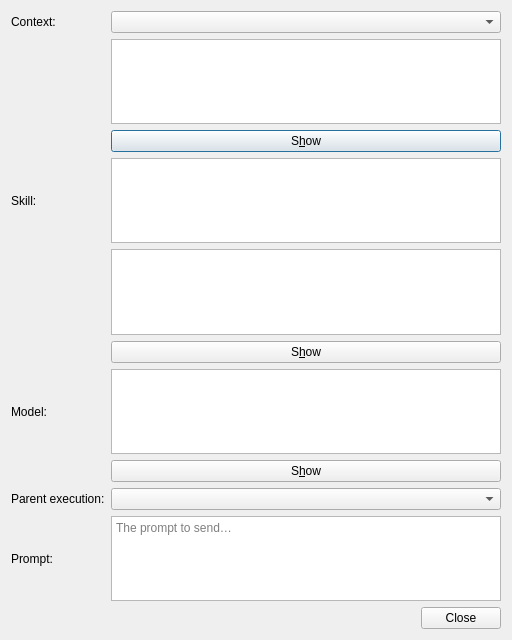
Old version of the form acta_gui/ui/executionCreateDialog.ui in the repository boucaron/ACTA_Gamma.
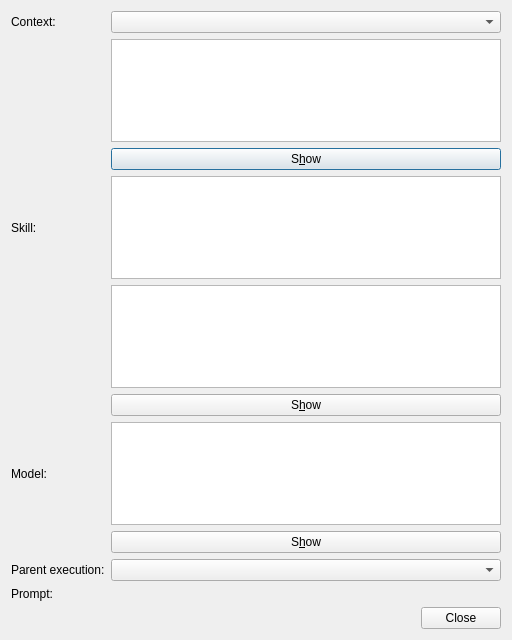
New version of the form.

Diff of the .ui file:
```diff
--- a/acta_gui/ui/executionCreateDialog.ui
+++ b/acta_gui/ui/executionCreateDialog.ui
@@ -165,13 +165,6 @@
        </property>
       </widget>
      </item>
-     <item row="9" column="1">
-      <widget class="QTextEdit" name="promptTextEdit">
-       <property name="placeholderText">
-        <string>The prompt to send…</string>
-       </property>
-      </widget>
-     </item>
     </layout>
    </item>
    <item>
```
